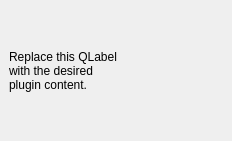
kwundram2602/Python-Course-ifgi, file exercise_8/plugin_folder/exercise_8_1/exercise_8_1_dockwidget_base.ui: the form before one commit.
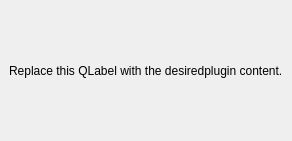
The form after the commit.

```diff
--- a/exercise_8/plugin_folder/exercise_8_1/exercise_8_1_dockwidget_base.ui
+++ b/exercise_8/plugin_folder/exercise_8_1/exercise_8_1_dockwidget_base.ui
@@ -19,9 +19,7 @@
     <item row="0" column="0">
      <widget class="QLabel" name="label">
       <property name="text">
-       <string>Replace this QLabel
-with the desired
-plugin content.</string>
+       <string>Replace this QLabel with the desiredplugin content.</string>
       </property>
      </widget>
     </item>
```
Left out of the diff: 3 changed lines with no effect on the pictures.
